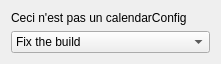
First picture: the form in libs/plasmaclock/calendarConfig.ui, repository mgottschlag/kwin-tiling, before the edit.
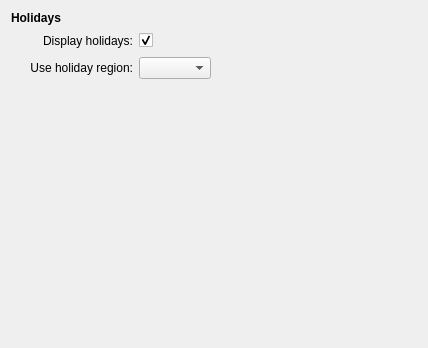
Second picture: the form after the edit. Custom widgets are drawn as their Qt base class.

Commit message: Ooops... I've forgot calendarConfig.ui... sorry.

The edit to the form file:
```diff
--- a/libs/plasmaclock/calendarConfig.ui
+++ b/libs/plasmaclock/calendarConfig.ui
@@ -1,37 +1,146 @@
-<?xml version="1.0" encoding="UTF-8"?>
-<ui version="4.0">
- <class>calendarConfig</class>
- <widget class="QWidget" name="calendarConfig">
-  <property name="geometry">
-   <rect>
-    <x>0</x>
-    <y>0</y>
-    <width>221</width>
-    <height>63</height>
-   </rect>
-  </property>
-  <property name="windowTitle">
-   <string>Form</string>
-  </property>
-  <layout class="QVBoxLayout" name="verticalLayout">
-   <item>
-    <widget class="QLabel" name="label">
-     <property name="text">
-      <string>Ceci n'est pas un calendarConfig</string>
-     </property>
-    </widget>
-   </item>
-   <item>
-    <widget class="QComboBox" name="regionComboBox">
-     <item>
-      <property name="text">
-       <string>Fix the build</string>
-      </property>
-     </item>
-    </widget>
-   </item>
-  </layout>
- </widget>
- <resources/>
- <connections/>
+<?xml version="1.0" encoding="UTF-8"?>                                                                               
+<ui version="4.0">                                                                                                   
+ <class>calendarConfig</class>                                                                                       
+ <widget class="QWidget" name="calendarConfig">                                                                      
+  <property name="geometry">                                                                                         
+   <rect>                                                                                                            
+    <x>0</x>                                                                                                         
+    <y>0</y>                                                                                                         
+    <width>428</width>                                                                                               
+    <height>348</height>                                                                                             
+   </rect>                                                                                                           
+  </property>                                                                                                        
+  <property name="windowTitle">                                                                                      
+   <string>Form</string>                                                                                             
+  </property>                                                                                                        
+  <layout class="QGridLayout" name="gridLayout">                                                                     
+   <item row="0" column="0" colspan="2">                                                                             
+    <widget class="QLabel" name="label_2">                                                                           
+     <property name="font">                                                                                          
+      <font>                                                                                                         
+       <weight>75</weight>                                                                                           
+       <bold>true</bold>                                                                                             
+      </font>                                                                                                        
+     </property>                                                                                                     
+     <property name="text">                                                                                          
+      <string>Holidays</string>                                                                                      
+     </property>                                                                                                     
+    </widget>                                                                                                        
+   </item>                                                                                                           
+   <item row="1" column="0">                                                                                         
+    <spacer name="horizontalSpacer">                                                                                 
+     <property name="orientation">                                                                                   
+      <enum>Qt::Horizontal</enum>                                                                                    
+     </property>                                                                                                     
+     <property name="sizeType">                                                                                      
+      <enum>QSizePolicy::Fixed</enum>                                                                                
+     </property>                                                                                                     
+     <property name="sizeHint" stdset="0">                                                                           
+      <size>                                                                                                         
+       <width>13</width>                                                                                             
+       <height>20</height>                                                                                           
+      </size>                                                                                                        
+     </property>                                                                                                     
+    </spacer>                                                                                                        
+   </item>                                                                                                           
+   <item row="4" column="2">                                                                                         
+    <spacer name="verticalSpacer">                                                                                   
+     <property name="orientation">                                                                                   
+      <enum>Qt::Vertical</enum>                                                                                      
+     </property>                                                                                                     
+     <property name="sizeHint" stdset="0">                                                                           
+      <size>                                                                                                         
+       <width>67</width>                                                                                             
+       <height>259</height>                                                                                          
+      </size>                                                                                                        
+     </property>                                                                                                     
+    </spacer>                                                                                                        
+   </item>                                                                                                           
+   <item row="1" column="1">                                                                                         
+    <widget class="QLabel" name="label_3">                                                                           
+     <property name="text">                                                                                          
+      <string>Display holidays:</string>                                                                             
+     </property>                                                                                                     
+     <property name="alignment">                                                                                     
+      <set>Qt::AlignRight|Qt::AlignTrailing|Qt::AlignVCenter</set>                                                   
+     </property>                                                                                                     
+    </widget>                                                                                                        
+   </item>                                                                                                           
+   <item row="1" column="2">                                                                                         
+    <widget class="QCheckBox" name="displayHolidays">                                                                
+     <property name="checked">                                                                                       
+      <bool>true</bool>                                                                                              
+     </property>                                                                                                     
+    </widget>                                                                                                        
+   </item>                                                                                                           
+   <item row="3" column="1">                                                                                         
+    <widget class="QLabel" name="label">                                                                             
+     <property name="text">                                                                                          
+      <string>Use holiday region:</string>                                                                           
+     </property>                                                                                                     
+     <property name="alignment">                                                                                     
+      <set>Qt::AlignRight|Qt::AlignTrailing|Qt::AlignVCenter</set>                                                   
+     </property>                                                                                                     
+    </widget>                                                                                                        
+   </item>                                                                                                           
+   <item row="3" column="2">                                                                                         
+    <widget class="KComboBox" name="regionComboBox"/>                                                                
+   </item>                                                                                                           
+   <item row="1" column="3">                                                                                         
+    <spacer name="horizontalSpacer_2">                                                                               
+     <property name="orientation">                                                                                   
+      <enum>Qt::Horizontal</enum>                                                                                    
+     </property>                                                                                                     
+     <property name="sizeHint" stdset="0">                                                                           
+      <size>                                                                                                         
+       <width>0</width>                                                                                              
+       <height>0</height>                                                                                            
+      </size>                                                                                                        
+     </property>                                                                                                     
+    </spacer>                                                                                                        
+   </item>                                                                                                           
+  </layout>                                                                                                          
+ </widget>                                                                                                           
+ <customwidgets>                                                                                                     
+  <customwidget>                                                                                                     
+   <class>KComboBox</class>                                                                                          
+   <extends>QComboBox</extends>                                                                                      
+   <header>kcombobox.h</header>                                                                                      
+  </customwidget>                                                                                                    
+ </customwidgets>                                                                                                    
+ <resources/>                                                                                                        
+ <connections>                                                                                                       
+  <connection>                                                                                                       
+   <sender>displayHolidays</sender>                                                                                  
+   <signal>toggled(bool)</signal>                                                                                    
+   <receiver>label</receiver>                                                                                        
+   <slot>setEnabled(bool)</slot>                                                                                     
+   <hints>                                                                                                           
+    <hint type="sourcelabel">                                                                                        
+     <x>156</x>                                                                                                      
+     <y>35</y>                                                                                                       
+    </hint>                                                                                                          
+    <hint type="destinationlabel">                                                                                   
+     <x>81</x>                                                                                                       
+     <y>59</y>                                                                                                       
+    </hint>                                                                                                          
+   </hints>                                                                                                          
+  </connection>                                                                                                      
+  <connection>                                                                                                       
+   <sender>displayHolidays</sender>                                                                                  
+   <signal>toggled(bool)</signal>                                                                                    
+   <receiver>regionComboBox</receiver>                                                                               
+   <slot>setEnabled(bool)</slot>                                                                                     
+   <hints>                                                                                                           
+    <hint type="sourcelabel">                                                                                        
+     <x>164</x>                                                                                                      
+     <y>42</y>                                                                                                       
+    </hint>                                                                                                          
+    <hint type="destinationlabel">                                                                                   
+     <x>181</x>                                                                                                      
+     <y>59</y>                                                                                                       
+    </hint>                                                                                                          
+   </hints>                                                                                                          
+  </connection>                                                                                                      
+ </connections>                                                                                                      
 </ui>
```
